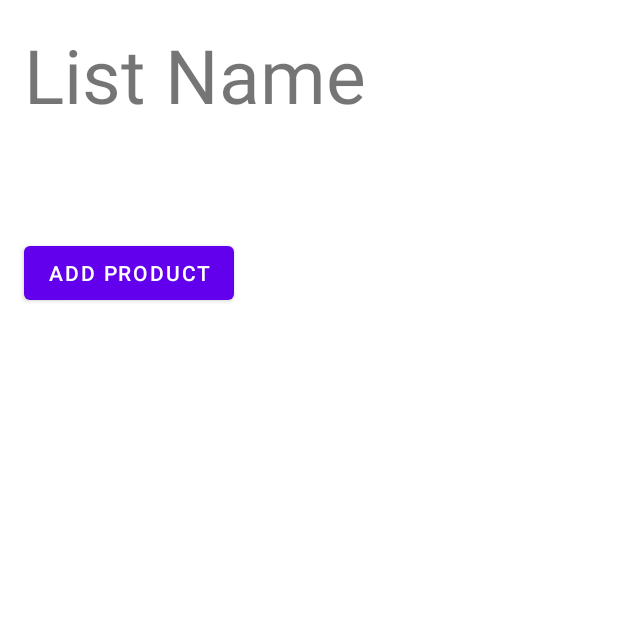
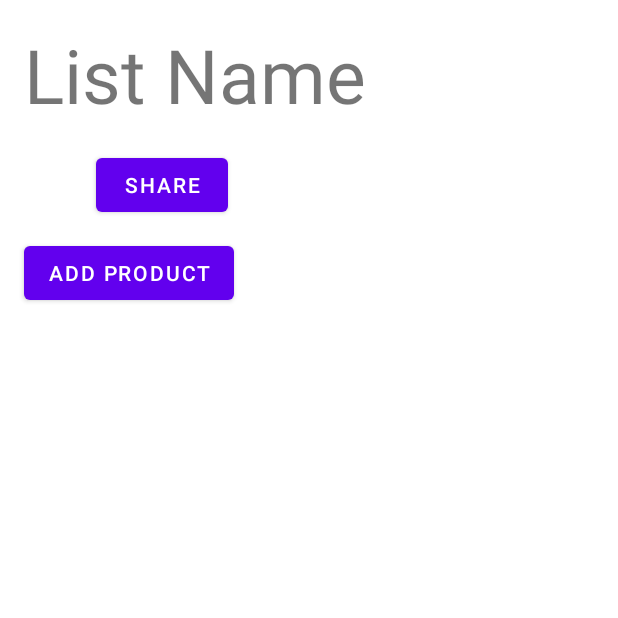
Before and after one commit to RafaelJCamara/ShopIST, an Android app: the PantryActivity screen opened directly, with no data from a screen before it, on a phone screen of 412 x 824 dp, the top half of it. Run offline under Robolectric (Android 15) with nearby library versions, the phone set to English and light mode, and no system bars; 4 statements that could not run were skipped.

Commit message:
share pantry list

```diff
--- a/app/src/main/java/com/example/shopist/Activities/PantryActivity.java
+++ b/app/src/main/java/com/example/shopist/Activities/PantryActivity.java
@@ -1,5 +1,6 @@
 package com.example.shopist.Activities;
 
+import android.content.Intent;
 import android.os.Bundle;
 import android.util.Log;
 import android.view.View;
@@ -76,6 +77,7 @@ public class PantryActivity extends AppCompatActivity {
         productListSettings();
         fillPantryProductList();
         addProductLogic();
+        sharePantryLogic();
     }
 
     private void productListSettings() {
@@ -435,4 +437,27 @@ public class PantryActivity extends AppCompatActivity {
         fillListContentSettings();
     }
 
+    //#########################
+    //### share pantry list ###
+    //#########################
+
+    private void sharePantryLogic(){
+        Button sharePantryButton = findViewById(R.id.sharePantryButton);
+        sharePantryButton.setOnClickListener(new View.OnClickListener() {
+            @Override
+            public void onClick(View v) {
+                handleSharePantryIntent();
+            }
+        });
+    }
+
+    public void handleSharePantryIntent(){
+        Intent sendIntent = new Intent();
+        sendIntent.setAction(Intent.ACTION_SEND);
+        sendIntent.putExtra(Intent.EXTRA_TEXT, "This is my text to send.");
+        sendIntent.setType("text/plain");
+
+        Intent shareIntent = Intent.createChooser(sendIntent, null);
+        startActivity(shareIntent);
+    }
 }
--- a/app/src/main/res/layout/activity_pantry.xml
+++ b/app/src/main/res/layout/activity_pantry.xml
@@ -56,6 +56,15 @@
                 app:layout_constraintTop_toBottomOf="@+id/addProductButton"
                 app:layout_constraintVertical_bias="0.0" />
 
+            <Button
+                android:id="@+id/sharePantryButton"
+                android:layout_width="wrap_content"
+                android:layout_height="wrap_content"
+                android:layout_marginStart="48dp"
+                android:text="SHARE"
+                app:layout_constraintStart_toEndOf="@+id/listCode"
+                app:layout_constraintTop_toTopOf="@+id/listCode" />
+
         </androidx.constraintlayout.widget.ConstraintLayout>
 
 </ScrollView>
```
